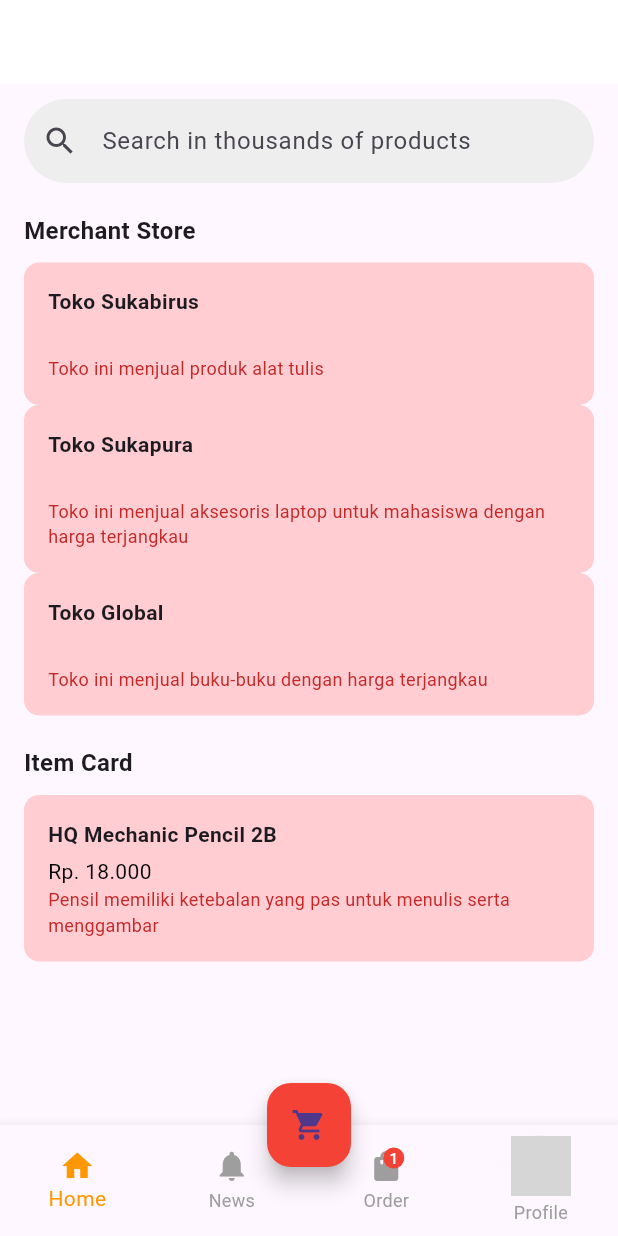
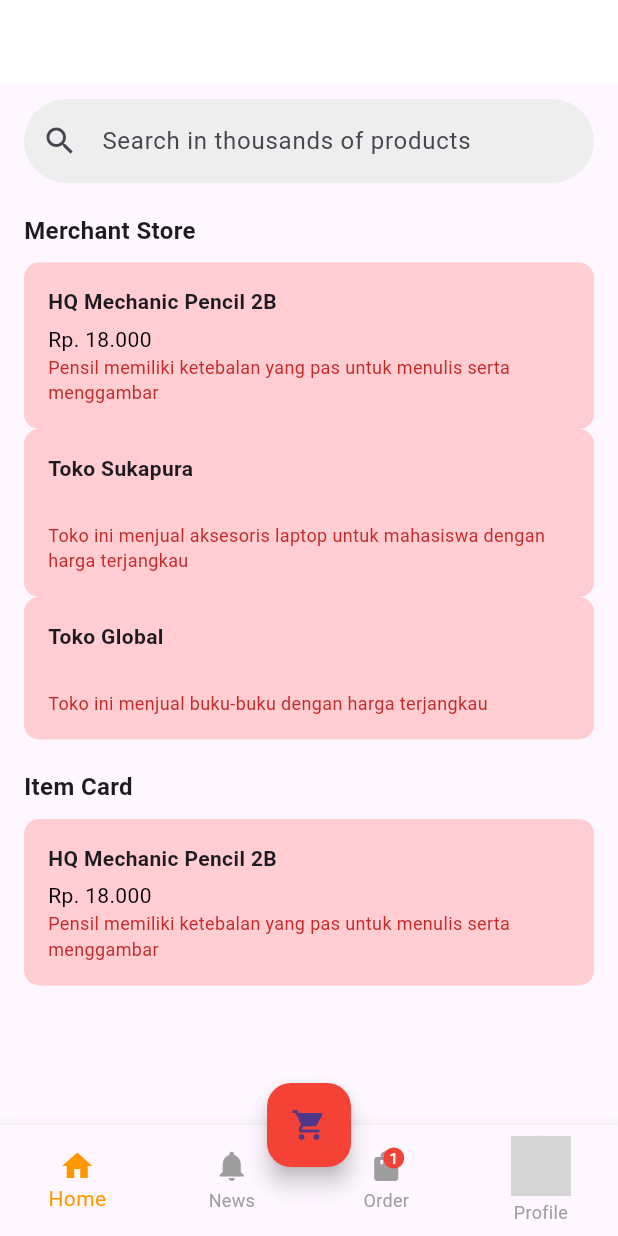
Before and after one commit to MNFI13-blode/Pemrak_Tubes, a Flutter app: the HomeScreen screen opened directly, on a phone screen of 412 x 824 dp. Run offline on Flutter 3.47's test engine with Material 3 defaults, Android fonts, the phone set to English and light mode, and no system bars; our stand-ins replace cached_network_image; network calls fail; grey boxes are pictures that could not be loaded.

Commit message:
Update home.dart

```diff
--- a/telu_market/lib/home.dart
+++ b/telu_market/lib/home.dart
@@ -15,7 +15,7 @@ class HomeScreen extends StatefulWidget {
 }
 
 class _HomeScreenState extends State<HomeScreen> {
-  int currentIndex = 0; // Menyimpan indeks halaman aktif
+  int currentIndex = 0;
   final PageController pageController = PageController();
 
   // Fungsi untuk berpindah halaman
@@ -71,19 +71,28 @@ class _HomeScreenState extends State<HomeScreen> {
                   ),
                   SizedBox(height: 10),
                   ItemCard(
-                    title: 'Toko Sukabirus',
-                    originalPrice: '',
-                    description: 'Toko ini menjual produk alat tulis',
+                    title: 'HQ Mechanic Pencil 2B',
+                    originalPrice: 'Rp. 18.000',
+                    description:
+                        'Pensil memiliki ketebalan yang pas untuk menulis serta menggambar',
+                    onTap: () {
+                      ScaffoldMessenger.of(context).showSnackBar(
+                        SnackBar(
+                            content: Text('HQ Mechanic Pencil 2B clicked!')),
+                      );
+                    },
                   ),
                   ItemCard(
                     title: 'Toko Sukapura',
                     originalPrice: '',
-                    description: 'Toko ini menjual aksesoris laptop untuk mahasiswa dengan harga terjangkau',
+                    description:
+                        'Toko ini menjual aksesoris laptop untuk mahasiswa dengan harga terjangkau',
                   ),
                   ItemCard(
                     title: 'Toko Global',
                     originalPrice: '',
-                    description: 'Toko ini menjual buku-buku dengan harga terjangkau',
+                    description:
+                        'Toko ini menjual buku-buku dengan harga terjangkau',
                   ),
                   SizedBox(height: 20),
                   Text(
@@ -94,7 +103,8 @@ class _HomeScreenState extends State<HomeScreen> {
                   ItemCard(
                     title: 'HQ Mechanic Pencil 2B',
                     originalPrice: 'Rp. 18.000',
-                    description: 'Pensil memiliki ketebalan yang pas untuk menulis serta menggambar',
+                    description:
+                        'Pensil memiliki ketebalan yang pas untuk menulis serta menggambar',
                   ),
                 ],
               ),
@@ -176,16 +186,20 @@ class ItemCard extends StatelessWidget {
   final String title;
   final String originalPrice;
   final String? description;
+  final VoidCallback? onTap; // Callback untuk aksi ketika ditekan
 
   ItemCard({
     required this.title,
     required this.originalPrice,
     this.description,
+    this.onTap, // Tambahkan parameter onTap
   });
 
   @override
   Widget build(BuildContext context) {
-    return Container(
+    return GestureDetector(
+      onTap: onTap, // Tangkap aksi ketika widget ditekan
+      child: Container(
         padding: EdgeInsets.all(16),
         decoration: BoxDecoration(
           color: Colors.red[100],
@@ -214,6 +228,7 @@ class ItemCard extends StatelessWidget {
               ),
           ],
         ),
+      ),
     );
   }
 }
```
Lines whose indentation alone changed are shown as unchanged.
